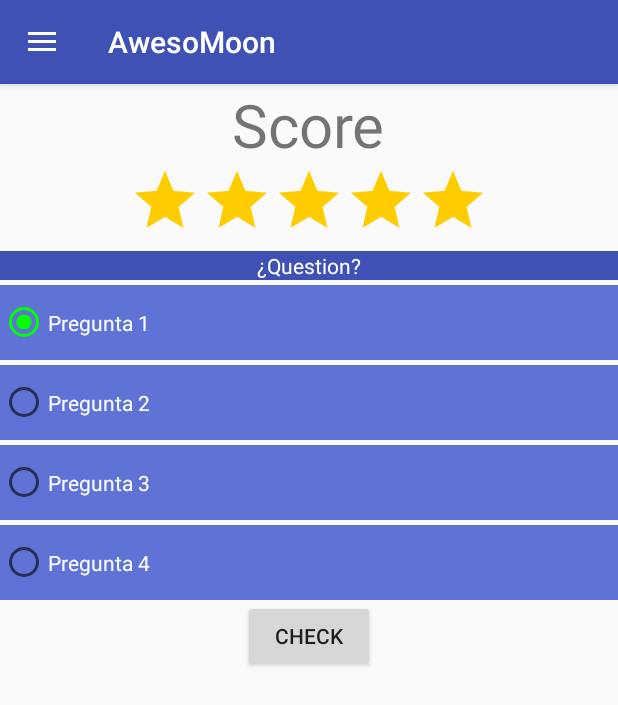
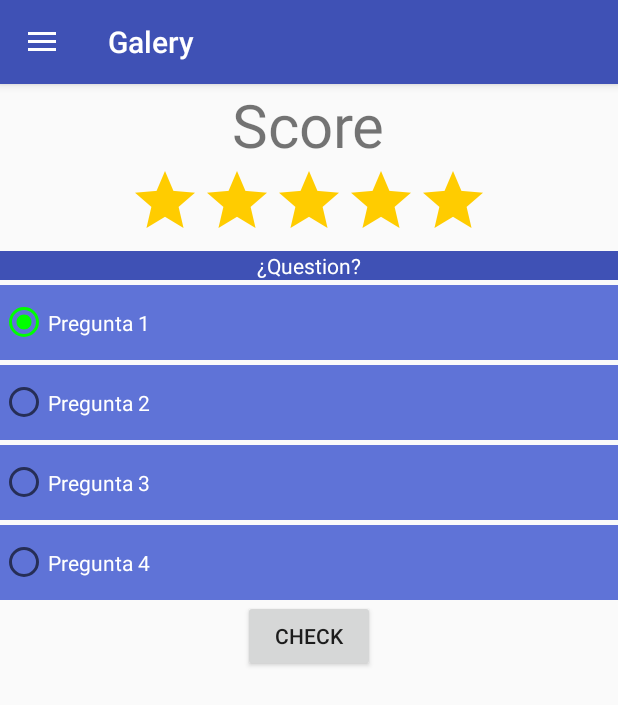
Before and after one commit to gcebollero/awesomoon, an Android app: the fragment GaleryFragment placed in its activity, after a tap on "Games", on a phone screen of 412 x 824 dp. Shown: the top 705 px of the screen. Run offline under Robolectric (Android 15) with nearby library versions, the phone set to English and light mode, and no system bars; 8 statements that could not run were skipped; 1 other tap on this screen came first.

Commit message:
Titulo Galeria

```diff
--- a/app/src/main/java/zgz/nasa/spaceapps/awesomoon/GaleryFragment.java
+++ b/app/src/main/java/zgz/nasa/spaceapps/awesomoon/Fragments/GaleryFragment.java
@@ -1,4 +1,4 @@
-package zgz.nasa.spaceapps.awesomoon;
+package zgz.nasa.spaceapps.awesomoon.Fragments;
 
 import android.app.ProgressDialog;
 import android.database.Cursor;
@@ -17,6 +17,7 @@ import java.io.InputStream;
 import java.util.ArrayList;
 
 import zgz.nasa.spaceapps.awesomoon.CustomAdapter.DbAdapter;
+import zgz.nasa.spaceapps.awesomoon.R;
 
 
 /**
@@ -47,6 +48,7 @@ public class GaleryFragment extends Fragment {
                              Bundle savedInstanceState) {
 
         View view = inflater.inflate(R.layout.galery_layout, container, false);
+        getActivity().setTitle("Galery");
         DbAdapter db = new DbAdapter(getContext());
         if(!db.isOpen())db.open();
         Cursor c = db.getAllImages();
--- a/app/src/main/java/zgz/nasa/spaceapps/awesomoon/MainActivity.java
+++ b/app/src/main/java/zgz/nasa/spaceapps/awesomoon/MainActivity.java
@@ -14,8 +14,8 @@ import android.view.MenuItem;
 import android.widget.Toast;
 
 import zgz.nasa.spaceapps.awesomoon.CustomAdapter.DbAdapter;
+import zgz.nasa.spaceapps.awesomoon.Fragments.GaleryFragment;
 import zgz.nasa.spaceapps.awesomoon.Fragments.InformationListFragment;
-import zgz.nasa.spaceapps.awesomoon.Tipes.Information;
 
 public class MainActivity extends AppCompatActivity
         implements NavigationView.OnNavigationItemSelectedListener {
```
